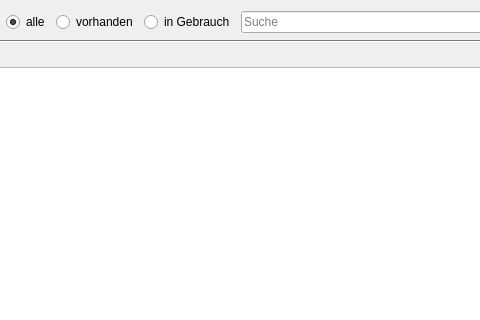
Qt form kleiner-brauhelfer/dialogs/dlgrohstoffe.ui (kleiner-brauhelfer/kleiner-brauhelfer-2) before a commit; both pictures show x 126 to 606 and y 0 to 320 of the 800 by 600 pixel window.
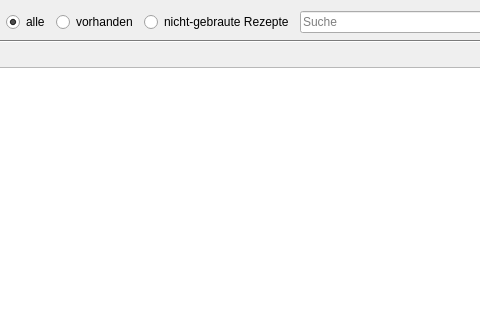
The same form after that commit. Icons and pictures are not drawn. Custom widgets are drawn as their Qt base class.

Patch:
```diff
--- a/kleiner-brauhelfer/dialogs/dlgrohstoffe.ui
+++ b/kleiner-brauhelfer/dialogs/dlgrohstoffe.ui
@@ -115,7 +115,7 @@
         <string>&lt;html&gt;&lt;head/&gt;&lt;body&gt;&lt;p&gt;Hiermit werden alle &lt;span style=&quot; font-weight:600;&quot;&gt;Rohstoffe&lt;/span&gt; in &lt;span style=&quot; font-weight:600;&quot;&gt;Gebrauch&lt;/span&gt; angezeigt.&lt;/p&gt;&lt;p&gt;Die bezieht sich auf &lt;span style=&quot; font-weight:600;&quot;&gt;nicht&lt;/span&gt;&lt;span style=&quot; font-weight:600;&quot;&gt;gebrauchte&lt;/span&gt;&lt;span style=&quot; font-weight:600;&quot;&gt;Rezepte&lt;/span&gt; im Tab Sudauswahl.&lt;/p&gt;&lt;/body&gt;&lt;/html&gt;</string>
        </property>
        <property name="text">
-        <string>in Gebrauch</string>
+        <string>nicht-gebraute Rezepte</string>
        </property>
       </widget>
      </item>
```
Left out of the diff: 8 changed lines with no effect on the pictures.
